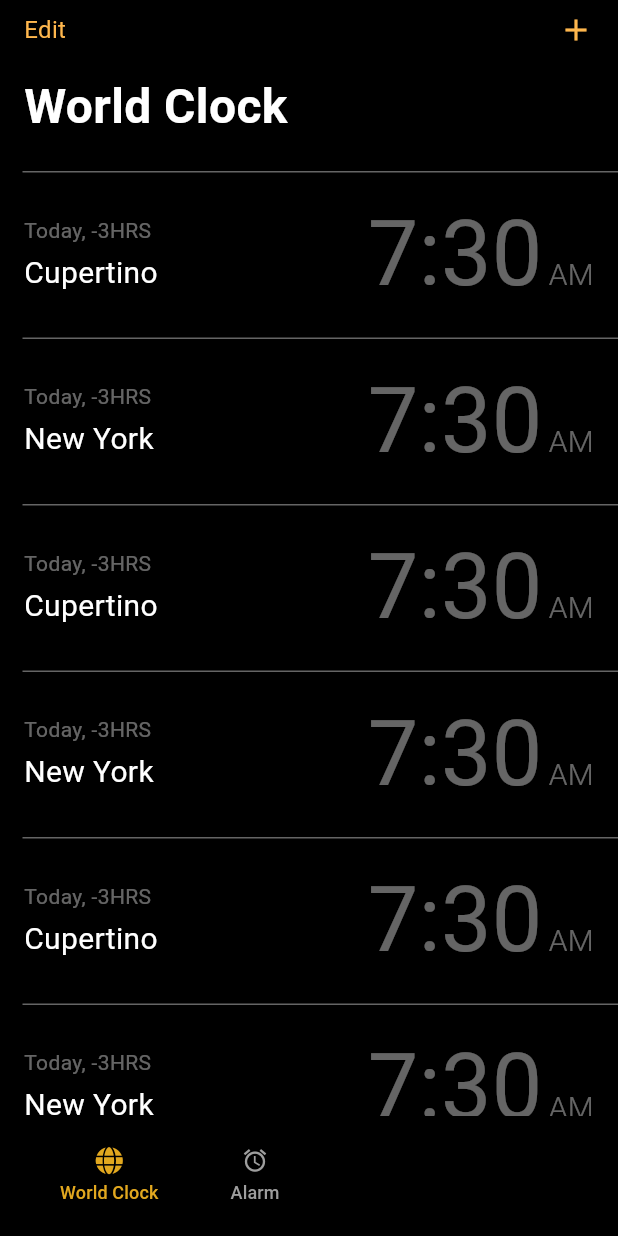
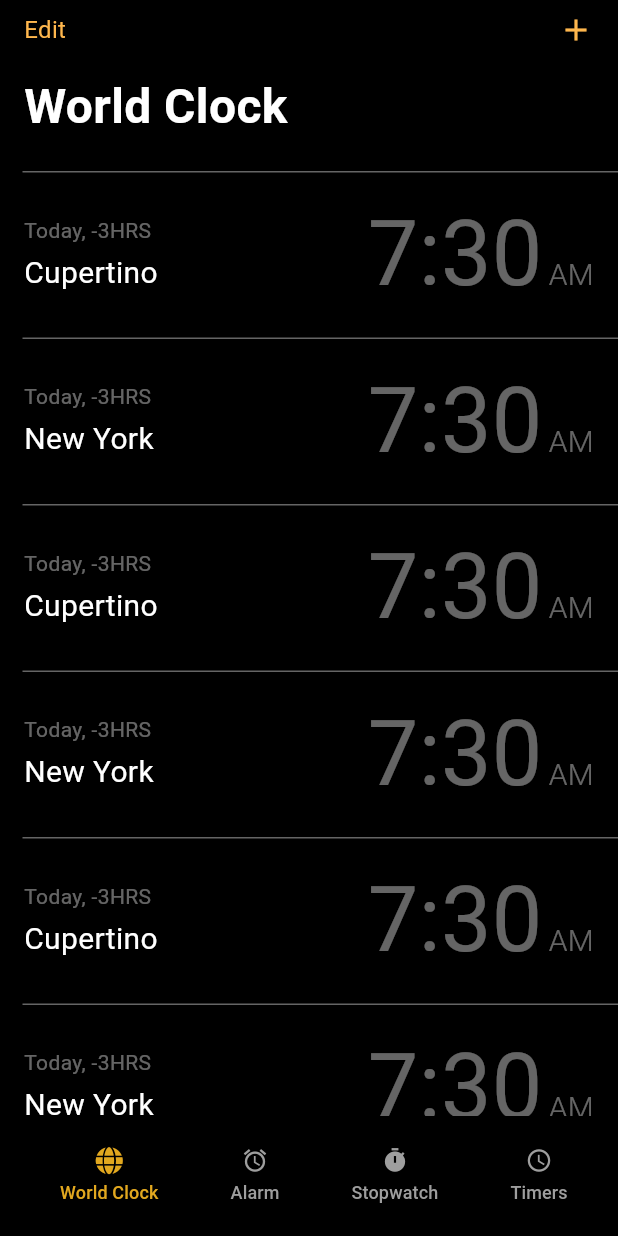
Before and after one commit to muhammadharoon26/Apple-Alarm-App-Clone-Project, a Flutter app: the screen it shows after launch, on a phone screen of 412 x 824 dp. Run offline on Flutter 3.47's test engine with Material 3 defaults, Android fonts, the light colour scheme and no system bars; our stand-ins replace font_awesome_flutter.

Commit message:
"Refactored bottom navigation bar to use Row with ElevatedButtons instead of Column with ElevatedButton.icon"

```diff
--- a/apple_clone_alarm_project/lib/main.dart
+++ b/apple_clone_alarm_project/lib/main.dart
@@ -31,7 +31,7 @@ class MyHomePage extends StatefulWidget {
 
 class _MyHomePageState extends State<MyHomePage> {
   final PageController _controller = PageController(initialPage: 0);
-  int _selectedIndex = 0; // Track the selected index
+  int _selectedIndex = 0;
 
   @override
   Widget build(BuildContext context) {
@@ -47,107 +47,14 @@ class _MyHomePageState extends State<MyHomePage> {
         children: const [
           WorldClock(),
           AlarmPage(),
-          // StopWatchPage(),
           MyStopwatch(),
           TimersPage(),
         ],
       ),
-      // bottomNavigationBar: BottomAppBar(
-      //   color: Colors.black,
-      //   child: Column(
-      //     mainAxisAlignment: MainAxisAlignment.spaceEvenly,
-      //     children: [
-      //       Row(
-      //         // mainAxisAlignment: MainAxisAlignment.spaceEvenly,
-      //         children: [
-      //           ElevatedButton.icon(
-      //               icon: const Icon(FontAwesomeIcons.globe),
-      //               onPressed: () {
-      //                 _controller.animateToPage(0,
-      //                     duration: const Duration(milliseconds: 500),
-      //                     curve: Curves.ease);
-      //               },
-      //               label: Text(
-      //                 'Stopwatch',
-      //                 style: TextStyle(
-      //                     color: _selectedIndex == 0
-      //                         ? const Color.fromARGB(255, 226, 168, 31)
-      //                         : Colors.grey),
-      //               ),
-      //               style: ElevatedButton.styleFrom(
-      //                   iconColor: _selectedIndex == 0
-      //                       ? const Color.fromARGB(255, 226, 168, 31)
-      //                       : Colors.grey,
-      //                   backgroundColor: Colors.black)
-      //               // color: color?Color.fromARGB(255, 226, 168, 31):
-      //               // Text('World Clock')
-      //               ),
-      //           ElevatedButton.icon(
-      //               icon: const Icon(Icons.alarm),
-      //               onPressed: () {
-      //                 _controller.animateToPage(1,
-      //                     duration: const Duration(milliseconds: 500),
-      //                     curve: Curves.ease);
-      //               },
-      //               label: Text(
-      //                 'Alarm',
-      //                 style: TextStyle(
-      //                     color: _selectedIndex == 1
-      //                         ? const Color.fromARGB(255, 226, 168, 31)
-      //                         : Colors.grey),
-      //               ),
-      //               style: ElevatedButton.styleFrom(
-      //                   iconColor: _selectedIndex == 1
-      //                       ? const Color.fromARGB(255, 226, 168, 31)
-      //                       : Colors.grey,
-      //                   backgroundColor: Colors.black)),
-      //           ElevatedButton.icon(
-      //               icon: const Icon(Icons.timer),
-      //               onPressed: () {
-      //                 _controller.animateToPage(2,
-      //                     duration: const Duration(milliseconds: 500),
-      //                     curve: Curves.ease);
-      //               },
-      //               label: Text(
-      //                 'Stopwatch',
-      //                 style: TextStyle(
-      //                     color: _selectedIndex == 2
-      //                         ? const Color.fromARGB(255, 226, 168, 31)
-      //                         : Colors.grey),
-      //               ),
-      //               style: ElevatedButton.styleFrom(
-      //                   iconColor: _selectedIndex == 2
-      //                       ? const Color.fromARGB(255, 226, 168, 31)
-      //                       : Colors.grey,
-      //                   backgroundColor: Colors.black)),
-      //           ElevatedButton.icon(
-      //               icon: const Icon(Icons.schedule),
-      //               onPressed: () {
-      //                 _controller.animateToPage(3,
-      //                     duration: const Duration(milliseconds: 500),
-      //                     curve: Curves.ease);
-      //               },
-      //               label: Text(
-      //                 'Timers',
-      //                 style: TextStyle(
-      //                     color: _selectedIndex == 3
-      //                         ? const Color.fromARGB(255, 226, 168, 31)
-      //                         : Colors.grey),
-      //               ),
-      //               style: ElevatedButton.styleFrom(
-      //                   iconColor: _selectedIndex == 3
-      //                       ? const Color.fromARGB(255, 226, 168, 31)
-      //                       : Colors.grey,
-      //                   backgroundColor: Colors.black)),
-      //         ],
-      //       ),
-      //     ],
-      //   ),
-      // ),
       bottomNavigationBar: BottomAppBar(
         color: Colors.black,
         child: Row(
-          // mainAxisAlignment: MainAxisAlignment.spaceEvenly,
+          mainAxisAlignment: MainAxisAlignment.spaceEvenly,
           children: [
             ElevatedButton(
               onPressed: () {
@@ -158,9 +65,7 @@ class _MyHomePageState extends State<MyHomePage> {
                   _selectedIndex = 0;
                 });
               },
-              style: ElevatedButton.styleFrom(
-                backgroundColor: Colors.black,
-              ),
+              style: ElevatedButton.styleFrom(backgroundColor: Colors.black),
               child: Column(
                 mainAxisSize: MainAxisSize.min,
                 children: [
@@ -170,8 +75,7 @@ class _MyHomePageState extends State<MyHomePage> {
                         ? const Color.fromARGB(255, 226, 168, 31)
                         : Colors.grey,
                   ),
-                  const SizedBox(
-                      height: 4), // Add spacing between icon and label
+                  const SizedBox(height: 4),
                   Text(
                     'World Clock',
                     style: TextStyle(
@@ -193,9 +97,7 @@ class _MyHomePageState extends State<MyHomePage> {
                   _selectedIndex = 1;
                 });
               },
-              style: ElevatedButton.styleFrom(
-                backgroundColor: Colors.black,
-              ),
+              style: ElevatedButton.styleFrom(backgroundColor: Colors.black),
               child: Column(
                 mainAxisSize: MainAxisSize.min,
                 children: [
@@ -218,7 +120,70 @@ class _MyHomePageState extends State<MyHomePage> {
                 ],
               ),
             ),
-            // Repeat the structure for the other two buttons
+            ElevatedButton(
+              onPressed: () {
+                _controller.animateToPage(2,
+                    duration: const Duration(milliseconds: 500),
+                    curve: Curves.ease);
+                setState(() {
+                  _selectedIndex = 2;
+                });
+              },
+              style: ElevatedButton.styleFrom(backgroundColor: Colors.black),
+              child: Column(
+                mainAxisSize: MainAxisSize.min,
+                children: [
+                  Icon(
+                    Icons.timer,
+                    color: _selectedIndex == 2
+                        ? const Color.fromARGB(255, 226, 168, 31)
+                        : Colors.grey,
+                  ),
+                  const SizedBox(height: 4),
+                  Text(
+                    'Stopwatch',
+                    style: TextStyle(
+                      color: _selectedIndex == 2
+                          ? const Color.fromARGB(255, 226, 168, 31)
+                          : Colors.grey,
+                      fontSize: 12,
+                    ),
+                  ),
+                ],
+              ),
+            ),
+            ElevatedButton(
+              onPressed: () {
+                _controller.animateToPage(3,
+                    duration: const Duration(milliseconds: 500),
+                    curve: Curves.ease);
+                setState(() {
+                  _selectedIndex = 3;
+                });
+              },
+              style: ElevatedButton.styleFrom(backgroundColor: Colors.black),
+              child: Column(
+                mainAxisSize: MainAxisSize.min,
+                children: [
+                  Icon(
+                    Icons.schedule,
+                    color: _selectedIndex == 3
+                        ? const Color.fromARGB(255, 226, 168, 31)
+                        : Colors.grey,
+                  ),
+                  const SizedBox(height: 4),
+                  Text(
+                    'Timers',
+                    style: TextStyle(
+                      color: _selectedIndex == 3
+                          ? const Color.fromARGB(255, 226, 168, 31)
+                          : Colors.grey,
+                      fontSize: 12,
+                    ),
+                  ),
+                ],
+              ),
+            ),
           ],
         ),
       ),
```
